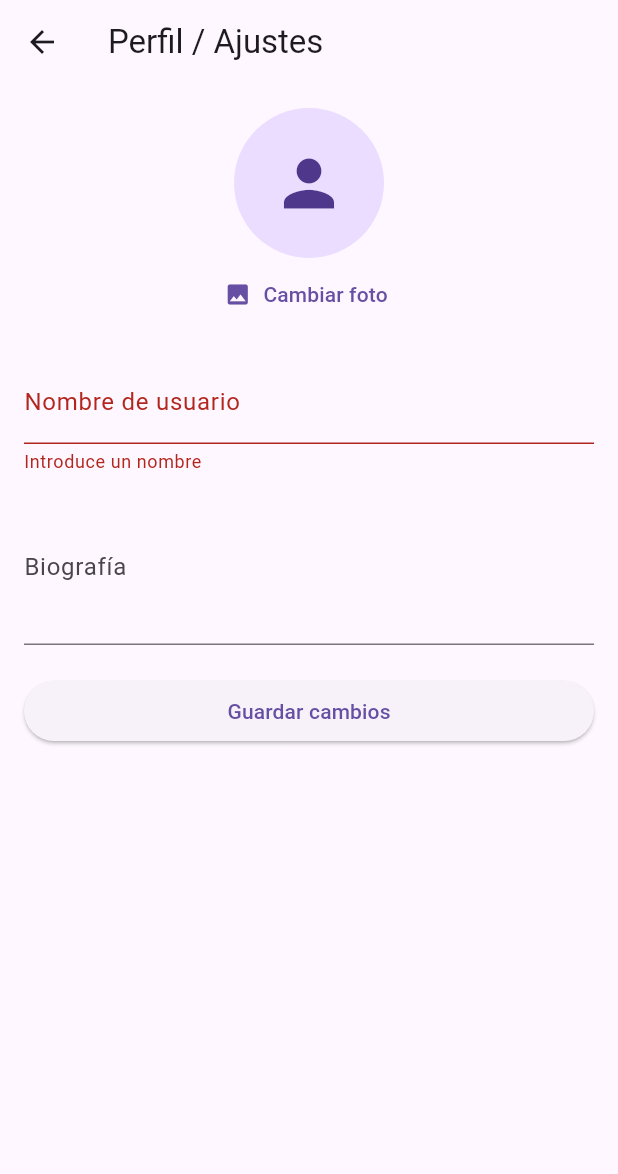
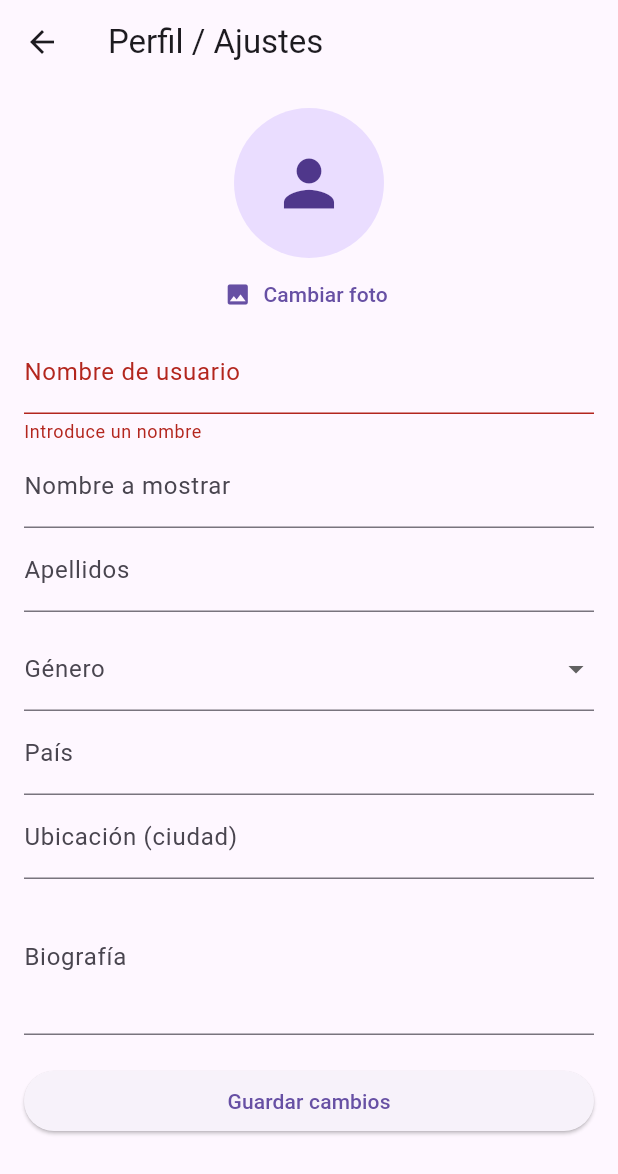
Before and after one commit to lauribla/SoftwareII-BeerSP, a Flutter app: the PerfilAjustesScreen screen opened by its route, after a tap on "Guardar cambios", on a phone screen of 412 x 824 dp. Shown: the top 1174 px of the screen. Run offline on Flutter 3.47's test engine with Material 3 defaults, Android fonts, the phone set to English and light mode, and no system bars; our stand-ins replace cloud_firestore, firebase_auth, firebase_core, firebase_storage, go_router, image_picker; accounts and stored records are empty.

Commit message:
He añadido todos los campos del usuario según el enunciado y que se puedan modificar desde el ajustes de usuario

```diff
--- a/lib/PerfilAjustes.dart
+++ b/lib/PerfilAjustes.dart
@@ -15,8 +15,16 @@ class PerfilAjustesScreen extends StatefulWidget {
 
 class _PerfilAjustesScreenState extends State<PerfilAjustesScreen> {
   final _formKey = GlobalKey<FormState>();
+
+  // controladores
   final _usernameCtrl = TextEditingController();
+  final _displayNameCtrl = TextEditingController();
+  final _surnameCtrl = TextEditingController();
+  final _countryCtrl = TextEditingController();
+  final _locationCtrl = TextEditingController();
   final _bioCtrl = TextEditingController();
+  String? _selectedGender;
+
   File? _imageFile;
   bool _loading = false;
 
@@ -43,7 +51,13 @@ class _PerfilAjustesScreenState extends State<PerfilAjustesScreen> {
     if (!doc.exists) return;
     final data = doc.data()!;
     _usernameCtrl.text = data['username'] ?? '';
+    _displayNameCtrl.text = data['displayName'] ?? '';
+    _surnameCtrl.text = data['surname'] ?? '';
+    _countryCtrl.text = data['country'] ?? '';
+    _locationCtrl.text = data['location'] ?? '';
     _bioCtrl.text = data['bio'] ?? '';
+    _selectedGender = data['gender'];
+    setState(() {});
   }
 
   Future<void> _saveProfile() async {
@@ -60,6 +74,11 @@ class _PerfilAjustesScreenState extends State<PerfilAjustesScreen> {
       // 🔄 Actualizar en Firestore
       await FirebaseFirestore.instance.collection('users').doc(uid).update({
         'username': _usernameCtrl.text.trim(),
+        'displayName': _displayNameCtrl.text.trim(),
+        'surname': _surnameCtrl.text.trim(),
+        'gender': _selectedGender ?? '',
+        'country': _countryCtrl.text.trim(),
+        'location': _locationCtrl.text.trim(),
         'bio': _bioCtrl.text.trim(),
         if (photoUrl != null) 'photoUrl': photoUrl,
         'updatedAt': FieldValue.serverTimestamp(),
@@ -73,7 +92,7 @@ class _PerfilAjustesScreenState extends State<PerfilAjustesScreen> {
         ScaffoldMessenger.of(context).showSnackBar(
           const SnackBar(content: Text("Perfil actualizado")),
         );
-        context.pop(); // vuelve atrás al Home
+        context.pop(); // volver al Home
       }
     } catch (e) {
       ScaffoldMessenger.of(context).showSnackBar(
@@ -97,7 +116,7 @@ class _PerfilAjustesScreenState extends State<PerfilAjustesScreen> {
     return Scaffold(
       appBar: AppBar(
         title: const Text("Perfil / Ajustes"),
-        leading: BackButton(onPressed: () => context.go('/')), // 🔙 volver atrás
+        leading: BackButton(onPressed: () => context.go('/')),
       ),
       body: Padding(
         padding: const EdgeInsets.all(16.0),
@@ -105,6 +124,7 @@ class _PerfilAjustesScreenState extends State<PerfilAjustesScreen> {
           key: _formKey,
           child: ListView(
             children: [
+              // 🖼 Imagen de perfil
               if (_imageFile != null)
                 CircleAvatar(
                   radius: 50,
@@ -134,7 +154,8 @@ class _PerfilAjustesScreenState extends State<PerfilAjustesScreen> {
                 icon: const Icon(Icons.photo),
                 label: const Text("Cambiar foto"),
               ),
-              const SizedBox(height: 20),
+
+              // Campos de edición
               TextFormField(
                 controller: _usernameCtrl,
                 decoration:
@@ -142,12 +163,45 @@ class _PerfilAjustesScreenState extends State<PerfilAjustesScreen> {
                 validator: (v) =>
                     v == null || v.isEmpty ? "Introduce un nombre" : null,
               ),
+              TextFormField(
+                controller: _displayNameCtrl,
+                decoration:
+                    const InputDecoration(labelText: "Nombre a mostrar"),
+              ),
+              TextFormField(
+                controller: _surnameCtrl,
+                decoration: const InputDecoration(labelText: "Apellidos"),
+              ),
+
               const SizedBox(height: 10),
+              DropdownButtonFormField<String>(
+                value: _selectedGender,
+                decoration: const InputDecoration(labelText: 'Género'),
+                items: const [
+                  DropdownMenuItem(value: 'Femenino', child: Text('Femenino')),
+                  DropdownMenuItem(value: 'Masculino', child: Text('Masculino')),
+                  DropdownMenuItem(value: 'Otro', child: Text('Otro')),
+                  DropdownMenuItem(
+                      value: 'Prefiero no decirlo',
+                      child: Text('Prefiero no decirlo')),
+                ],
+                onChanged: (v) => setState(() => _selectedGender = v),
+              ),
+              TextFormField(
+                controller: _countryCtrl,
+                decoration: const InputDecoration(labelText: "País"),
+              ),
+              TextFormField(
+                controller: _locationCtrl,
+                decoration:
+                    const InputDecoration(labelText: "Ubicación (ciudad)"),
+              ),
               TextFormField(
                 controller: _bioCtrl,
                 decoration: const InputDecoration(labelText: "Biografía"),
                 maxLines: 3,
               ),
+
               const SizedBox(height: 20),
               ElevatedButton(
                 onPressed: _loading ? null : _saveProfile,
```
Also changed, not shown: lib/SignUpScreen.dart (+35 -4 lines).
